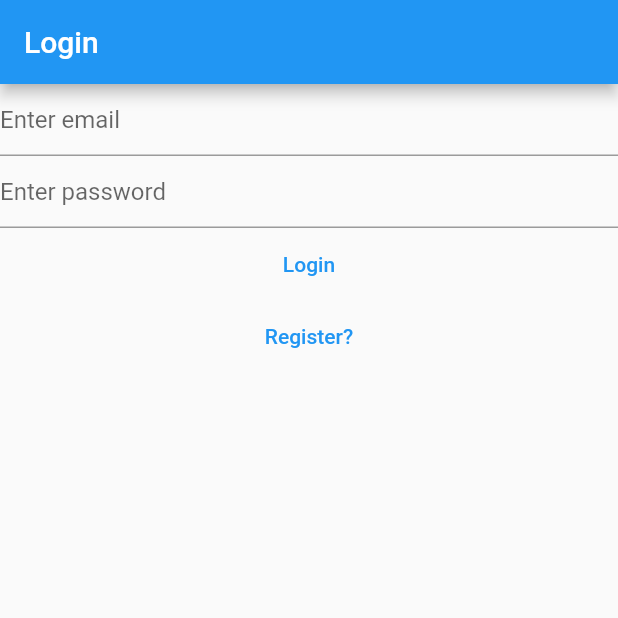
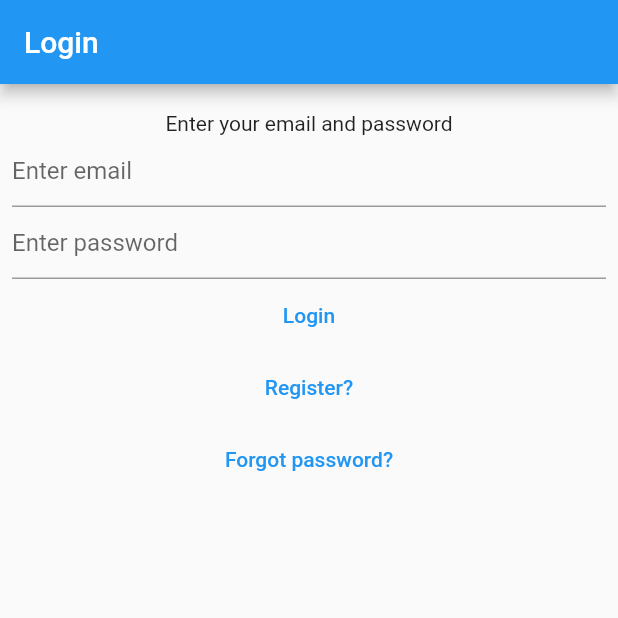
Before and after one commit to ikaem/flutter_my_notes, a Flutter app: the screen it shows after launch, on a phone screen of 412 x 824 dp, the top half of it. Run offline on Flutter 3.47's test engine with Material 2 defaults, Android fonts, the phone set to English and light mode, and no system bars; our stand-ins replace bloc, cloud_firestore, equatable, firebase_auth, firebase_core, flutter_bloc and 1 more; accounts and stored records are empty.

Commit message:
reset password view and logic

```diff
--- a/lib/main.dart
+++ b/lib/main.dart
@@ -10,6 +10,7 @@ import 'package:mynotes/services/auth/bloc/auth_event.dart';
 import 'package:mynotes/services/auth/bloc/auth_state.dart';
 import 'package:mynotes/services/auth/firebase_auth_provider.dart';
 import 'package:mynotes/views/counter/counter_home_page.dart';
+import 'package:mynotes/views/forgot_password_view.dart';
 import 'package:mynotes/views/login_view.dart';
 import 'package:mynotes/views/notes/edit_note_view.dart';
 import 'package:mynotes/views/notes/notes_view.dart';
@@ -71,6 +72,7 @@ class HomePage extends StatelessWidget {
         if (state is AuthStateNeedsVerification) return const VerifEmailView();
         if (state is AuthStateLoggedOut) return const LoginView();
         if (state is AuthStateRegistering) return const RegisterView();
+        if (state is AuthStateForgotPassword) return const ForgotPassword();
         return Container(
             color: Colors.white,
             child: const Center(child: CircularProgressIndicator.adaptive()));
--- a/lib/services/auth/auth_provider.dart
+++ b/lib/services/auth/auth_provider.dart
@@ -8,4 +8,5 @@ abstract class AuthProvider {
   Future<void> sendEmailVerification();
   Future<void> logout();
   Future<void> initialize();
+  Future<void> sendPasswordReset({required String toEmail});
 }
--- a/lib/services/auth/auth_service.dart
+++ b/lib/services/auth/auth_service.dart
@@ -41,4 +41,9 @@ class AuthService implements AuthProvider {
   Future<void> initialize() {
     return authProvider.initialize();
   }
+
+  @override
+  Future<void> sendPasswordReset({required String toEmail}) {
+    return authProvider.sendPasswordReset(toEmail: toEmail);
+  }
 }
--- a/lib/services/auth/bloc/auth_event.dart
+++ b/lib/services/auth/bloc/auth_event.dart
@@ -32,3 +32,8 @@ class AuthEventRegister extends AuthEvent {
 class AuthEventShouldRegister extends AuthEvent {
   const AuthEventShouldRegister();
 }
+
+class AuthEventForgotPassword extends AuthEvent {
+  final String? email;
+  const AuthEventForgotPassword(this.email);
+}
--- a/lib/services/auth/bloc/auth_state.dart
+++ b/lib/services/auth/bloc/auth_state.dart
@@ -63,3 +63,13 @@ class AuthStateRegistering extends AuthState {
   const AuthStateRegistering({required this.exception, required isLoading})
       : super(isLoading: isLoading);
 }
+
+class AuthStateForgotPassword extends AuthState {
+  final Exception? exception;
+  final bool hasSentEmail;
+  const AuthStateForgotPassword({
+    required this.exception,
+    required this.hasSentEmail,
+    required isLoading,
+  }) : super(isLoading: isLoading);
+}
--- a/lib/views/login_view.dart
+++ b/lib/views/login_view.dart
@@ -77,8 +77,14 @@ class _LoginViewState extends State<LoginView> {
       },
       child: Scaffold(
         appBar: AppBar(title: const Text("Login")),
-        body: Column(
+        body: Padding(
+          padding: const EdgeInsets.all(8.0),
+          child: Column(
             children: [
+              SizedBox(
+                height: 10,
+              ),
+              Text("Enter your email and password"),
               TextField(
                 controller: _emailController,
                 decoration: const InputDecoration(hintText: "Enter email"),
@@ -193,10 +199,24 @@ class _LoginViewState extends State<LoginView> {
                     // Navigator.of(context)
                     //     .pushNamedAndRemoveUntil(registerRoute, (route) => false);
 
-                  context.read<AuthBloc>().add(const AuthEventShouldRegister());
+                    context
+                        .read<AuthBloc>()
+                        .add(const AuthEventShouldRegister());
                   },
-                child: const Text("Register?"))
+                  child: const Text("Register?")),
+              TextButton(
+                  onPressed: () {
+                    // Navigator.of(context).push()
+                    // Navigator.of(context)
+                    //     .pushNamedAndRemoveUntil(registerRoute, (route) => false);
+
+                    context
+                        .read<AuthBloc>()
+                        .add(const AuthEventForgotPassword(null));
+                  },
+                  child: const Text("Forgot password?"))
             ],
+          ),
         ),
       ),
     );
```
Also changed, not shown: lib/services/auth/bloc/auth_bloc.dart (+21 -0 lines), lib/services/auth/firebase_auth_provider.dart (+21 -0 lines), lib/utilities/dialogs/password_reset_email_sent_dialog.dart (added, +18 -0 lines), lib/views/forgot_password_view.dart (added, +77 -0 lines), 1 other file. Lines whose indentation alone changed are shown as unchanged.
